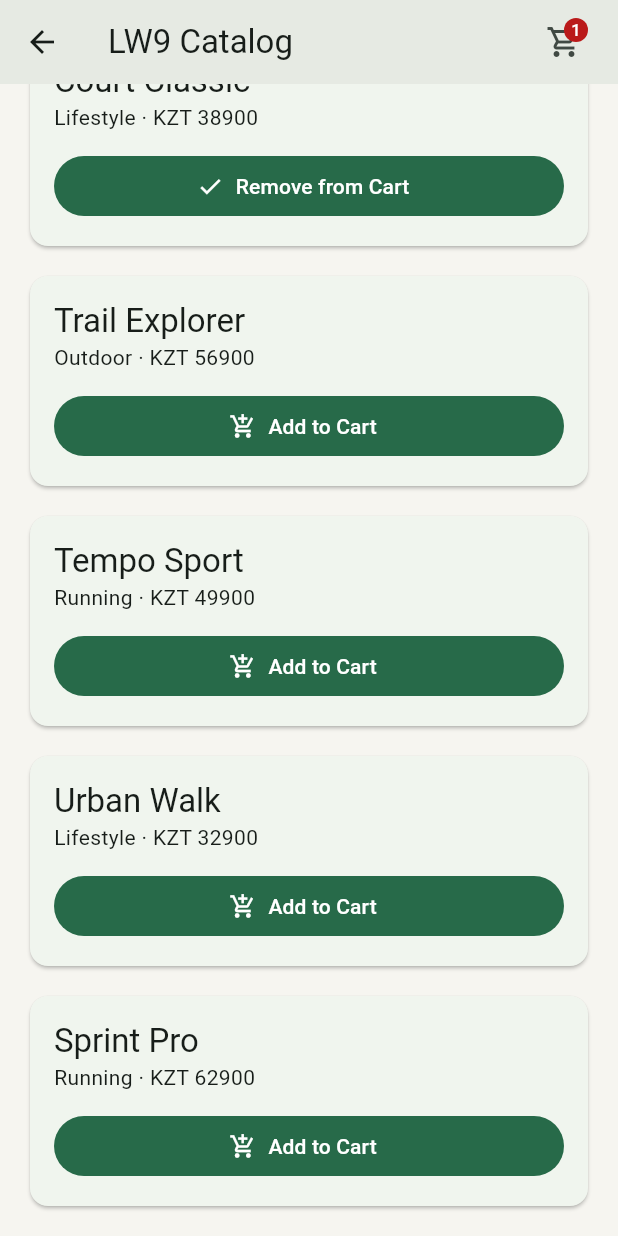
After one commit to ordabekuly/sole-store, a Flutter app: the GlobalCatalogScreen screen opened directly, scrolled down 212 dp, after a tap on "Add to Cart", on a phone screen of 412 x 824 dp. The commit adds this screen. Run offline on Flutter 3.47's test engine with Material 3 defaults, Android fonts, the phone set to English and light mode, and no system bars.

Commit message:
feat: add LW9 global Provider cart and live badge

```diff
--- /dev/null
+++ b/lib/providers/cart_provider.dart
@@ -0,0 +1,47 @@
+import 'package:flutter/foundation.dart';
+
+import '../models/catalog_product.dart';
+
+const cartCatalog = [
+  ...catalogSeed,
+  CatalogProduct(
+    id: 'urban',
+    title: 'Urban Walk',
+    category: 'Lifestyle',
+    price: 32900,
+  ),
+  CatalogProduct(
+    id: 'sprint',
+    title: 'Sprint Pro',
+    category: 'Running',
+    price: 62900,
+  ),
+];
+
+/// LW9 selection cart: each product can be selected once.
+class CartProvider extends ChangeNotifier {
+  final Map<String, CatalogProduct> _selected = {};
+  List<CatalogProduct> get items => List.unmodifiable(_selected.values);
+  int get count => _selected.length;
+  int get totalPrice =>
+      _selected.values.fold(0, (sum, product) => sum + product.price);
+  bool contains(String id) => _selected.containsKey(id);
+  void toggle(CatalogProduct product) {
+    if (_selected.containsKey(product.id)) {
+      _selected.remove(product.id);
+    } else {
+      _selected[product.id] = product;
+    }
+    notifyListeners();
+  }
+
+  void remove(String id) {
+    if (_selected.remove(id) != null) notifyListeners();
+  }
+
+  void clear() {
+    if (_selected.isEmpty) return;
+    _selected.clear();
+    notifyListeners();
+  }
+}
--- /dev/null
+++ b/lib/screens/global_cart_screen.dart
@@ -0,0 +1,62 @@
+import 'package:flutter/material.dart';
+import 'package:provider/provider.dart';
+
+import '../providers/cart_provider.dart';
+
+class GlobalCartScreen extends StatelessWidget {
+  const GlobalCartScreen({super.key});
+  @override
+  Widget build(BuildContext context) {
+    final cart = context.watch<CartProvider>();
+    return Scaffold(
+      appBar: AppBar(title: Text('Cart (${cart.count})')),
+      body: cart.count == 0
+          ? const Center(child: Text('Your cart is empty'))
+          : ListView.separated(
+              padding: const EdgeInsets.all(16),
+              itemCount: cart.count,
+              separatorBuilder: (_, index) => const Divider(),
+              itemBuilder: (context, index) {
+                final product = cart.items[index];
+                return ListTile(
+                  contentPadding: EdgeInsets.zero,
+                  title: Text(product.title),
+                  subtitle: Text('KZT ${product.price}'),
+                  trailing: IconButton(
+                    key: ValueKey('remove-${product.id}'),
+                    tooltip: 'Remove ${product.title}',
+                    onPressed: () =>
+                        context.read<CartProvider>().remove(product.id),
+                    icon: const Icon(Icons.delete_outline),
+                  ),
+                );
+              },
+            ),
+      bottomNavigationBar: SafeArea(
+        top: false,
+        child: Padding(
+          padding: const EdgeInsets.all(16),
+          child: Column(
+            mainAxisSize: MainAxisSize.min,
+            crossAxisAlignment: CrossAxisAlignment.stretch,
+            children: [
+              Text(
+                'Total: KZT ${cart.totalPrice}',
+                key: const Key('cart-total'),
+                style: Theme.of(context).textTheme.titleLarge,
+              ),
+              const SizedBox(height: 12),
+              FilledButton(
+                key: const Key('clear-global-cart'),
+                onPressed: cart.count == 0
+                    ? null
+                    : () => context.read<CartProvider>().clear(),
+                child: const Text('Clear All'),
+              ),
+            ],
+          ),
+        ),
+      ),
+    );
+  }
+}
--- /dev/null
+++ b/lib/screens/global_catalog_screen.dart
@@ -0,0 +1,67 @@
+import 'package:flutter/material.dart';
+import 'package:provider/provider.dart';
+
+import '../providers/cart_provider.dart';
+import 'global_cart_screen.dart';
+
+class GlobalCatalogScreen extends StatelessWidget {
+  const GlobalCatalogScreen({super.key});
+  @override
+  Widget build(BuildContext context) {
+    final cart = context.watch<CartProvider>();
+    return Scaffold(
+      appBar: AppBar(
+        title: const Text('LW9 Catalog', overflow: TextOverflow.ellipsis),
+        actions: [
+          IconButton(
+            key: const Key('open-global-cart'),
+            tooltip: 'Open cart',
+            onPressed: () => Navigator.push(
+              context,
+              MaterialPageRoute<void>(builder: (_) => const GlobalCartScreen()),
+            ),
+            icon: Badge(
+              label: Text('${cart.count}', key: const Key('cart-badge')),
+              child: const Icon(Icons.shopping_cart_outlined),
+            ),
+          ),
+          const SizedBox(width: 12),
+        ],
+      ),
+      body: ListView.separated(
+        padding: const EdgeInsets.all(16),
+        itemCount: cartCatalog.length,
+        separatorBuilder: (_, index) => const SizedBox(height: 12),
+        itemBuilder: (context, index) {
+          final product = cartCatalog[index];
+          final selected = cart.contains(product.id);
+          return Card(
+            child: Padding(
+              padding: const EdgeInsets.all(16),
+              child: Column(
+                crossAxisAlignment: CrossAxisAlignment.stretch,
+                children: [
+                  Text(
+                    product.title,
+                    style: Theme.of(context).textTheme.titleLarge,
+                  ),
+                  Text('${product.category} · KZT ${product.price}'),
+                  const SizedBox(height: 12),
+                  FilledButton.icon(
+                    key: ValueKey('toggle-${product.id}'),
+                    onPressed: () =>
+                        context.read<CartProvider>().toggle(product),
+                    icon: Icon(
+                      selected ? Icons.check : Icons.add_shopping_cart,
+                    ),
+                    label: Text(selected ? 'Remove from Cart' : 'Add to Cart'),
+                  ),
+                ],
+              ),
+            ),
+          );
+        },
+      ),
+    );
+  }
+}
--- a/lib/screens/profile_screen.dart
+++ b/lib/screens/profile_screen.dart
@@ -2,6 +2,7 @@ import 'package:flutter/material.dart';
 
 import 'registration_screen.dart';
 import 'smart_catalog_screen.dart';
+import 'global_catalog_screen.dart';
 
 class ProfileScreen extends StatefulWidget {
   const ProfileScreen({super.key});
@@ -63,6 +64,16 @@ class _ProfileScreenState extends State<ProfileScreen> {
             icon: const Icon(Icons.dynamic_feed),
             label: const Text('LW8 Smart Catalog'),
           ),
+          OutlinedButton.icon(
+            onPressed: () => Navigator.push(
+              context,
+              MaterialPageRoute<void>(
+                builder: (_) => const GlobalCatalogScreen(),
+              ),
+            ),
+            icon: const Icon(Icons.shopping_cart_outlined),
+            label: const Text('LW9 Global Cart'),
+          ),
           const Text(
             'SOLE · LAB 7\nDiscover. Save. Make it yours.',
             textAlign: TextAlign.center,
--- a/pubspec.yaml
+++ b/pubspec.yaml
@@ -34,6 +34,7 @@ dependencies:
   # The following adds the Cupertino Icons font to your application.
   # Use with the CupertinoIcons class for iOS style icons.
   cupertino_icons: ^1.0.8
+  provider: 6.1.5+1
 
 dev_dependencies:
   flutter_test:
```
Also changed, not shown: lib/main.dart (+7 -1 lines), pubspec.lock, 3 other files.
